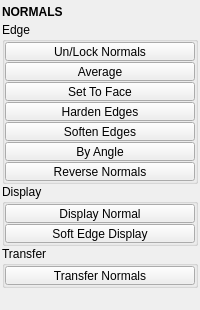
First picture: the form in tentacle/ui/normals.ui, repository m3trik/tentacle, before the edit.
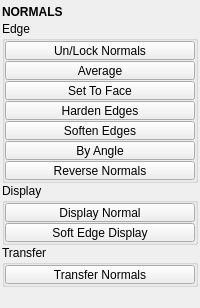
Second picture: the form after the edit. Custom widgets are drawn as their Qt base class.

The edit to the form file:
```diff
--- a/tentacle/ui/normals.ui
+++ b/tentacle/ui/normals.ui
@@ -55,13 +55,13 @@
         <property name="minimumSize">
          <size>
           <width>0</width>
-          <height>20</height>
+          <height>19</height>
          </size>
         </property>
         <property name="maximumSize">
          <size>
           <width>16777215</width>
-          <height>20</height>
+          <height>19</height>
          </size>
         </property>
         <property name="font">
@@ -475,13 +475,13 @@
         <property name="minimumSize">
          <size>
           <width>0</width>
-          <height>20</height>
+          <height>19</height>
          </size>
         </property>
         <property name="maximumSize">
          <size>
           <width>16777215</width>
-          <height>20</height>
+          <height>19</height>
          </size>
         </property>
        </widget>
```
